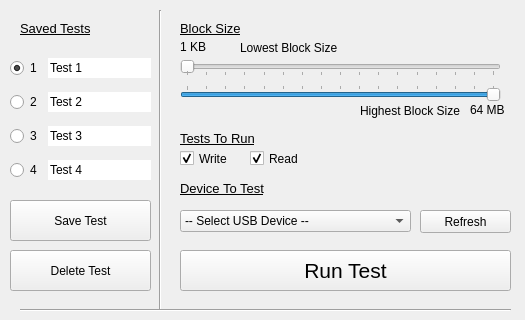
Before: the Qt Designer form Benchmarking_input.ui in MilesWT/USB-Benchmark, drawn with Qt 5; both pictures show x 0 to 525 and y 0 to 320 of the 525 by 509 pixel window.
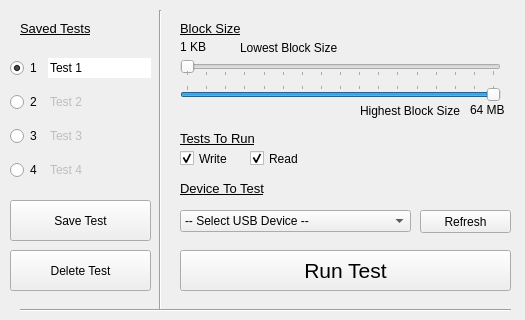
After: the same form once the commit is applied.

```diff
--- a/Benchmarking_input.ui
+++ b/Benchmarking_input.ui
@@ -97,6 +97,9 @@
      </item>
      <item row="1" column="1">
       <widget class="QLineEdit" name="lineEdit_2">
+       <property name="enabled">
+        <bool>false</bool>
+       </property>
        <property name="sizePolicy">
         <sizepolicy hsizetype="Fixed" vsizetype="Fixed">
          <horstretch>0</horstretch>
@@ -125,6 +128,9 @@
      </item>
      <item row="3" column="1">
       <widget class="QLineEdit" name="lineEdit_4">
+       <property name="enabled">
+        <bool>false</bool>
+       </property>
        <property name="sizePolicy">
         <sizepolicy hsizetype="Fixed" vsizetype="Fixed">
          <horstretch>0</horstretch>
@@ -153,6 +159,9 @@
      </item>
      <item row="2" column="1">
       <widget class="QLineEdit" name="lineEdit_3">
+       <property name="enabled">
+        <bool>false</bool>
+       </property>
        <property name="sizePolicy">
         <sizepolicy hsizetype="Fixed" vsizetype="Fixed">
          <horstretch>0</horstretch>
```
Left out of the diff: 6 changed lines with no effect on the pictures.
